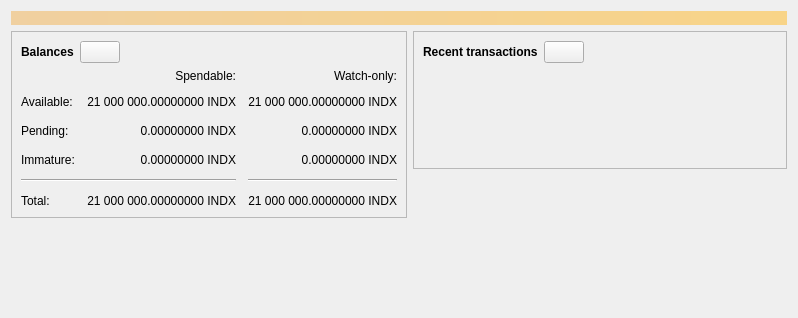
Qt form src/qt/forms/overviewpage.ui (indxcoin/indxcoin) before a commit.
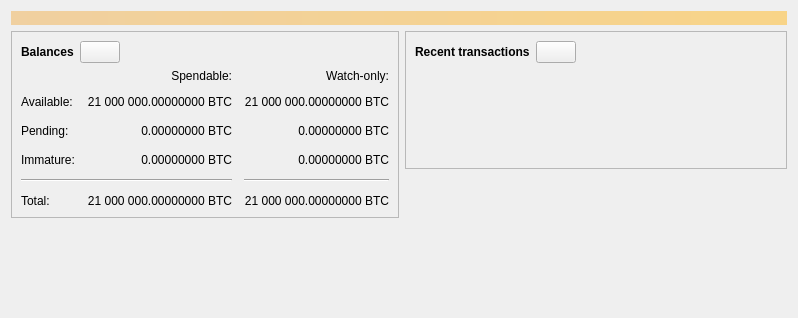
The same form after that commit. Icons and pictures are not drawn. Custom widgets are drawn as their Qt base class.

```diff
--- a/src/qt/forms/overviewpage.ui
+++ b/src/qt/forms/overviewpage.ui
@@ -120,7 +120,7 @@
                <string>Unconfirmed transactions to watch-only addresses</string>
               </property>
               <property name="text">
-               <string notr="true">0.00000000 INDX</string>
+               <string notr="true">0.00000000 BTC</string>
               </property>
               <property name="alignment">
                <set>Qt::AlignRight|Qt::AlignTrailing|Qt::AlignVCenter</set>
@@ -139,7 +139,7 @@
                <string>Total of transactions that have yet to be confirmed, and do not yet count toward the spendable balance</string>
               </property>
               <property name="text">
-               <string notr="true">0.00000000 INDX</string>
+               <string notr="true">0.00000000 BTC</string>
               </property>
               <property name="alignment">
                <set>Qt::AlignRight|Qt::AlignTrailing|Qt::AlignVCenter</set>
@@ -158,7 +158,7 @@
                <string>Mined balance in watch-only addresses that has not yet matured</string>
               </property>
               <property name="text">
-               <string notr="true">0.00000000 INDX</string>
+               <string notr="true">0.00000000 BTC</string>
               </property>
               <property name="alignment">
                <set>Qt::AlignRight|Qt::AlignTrailing|Qt::AlignVCenter</set>
@@ -210,7 +210,7 @@
                <string>Mined balance that has not yet matured</string>
               </property>
               <property name="text">
-               <string notr="true">0.00000000 INDX</string>
+               <string notr="true">0.00000000 BTC</string>
               </property>
               <property name="alignment">
                <set>Qt::AlignRight|Qt::AlignTrailing|Qt::AlignVCenter</set>
@@ -249,7 +249,7 @@
                <string>Your current total balance</string>
               </property>
               <property name="text">
-               <string notr="true">21 000 000.00000000 INDX</string>
+               <string notr="true">21 000 000.00000000 BTC</string>
               </property>
               <property name="alignment">
                <set>Qt::AlignRight|Qt::AlignTrailing|Qt::AlignVCenter</set>
@@ -268,7 +268,7 @@
                <string>Current total balance in watch-only addresses</string>
               </property>
               <property name="text">
-               <string notr="true">21 000 000.00000000 INDX</string>
+               <string notr="true">21 000 000.00000000 BTC</string>
               </property>
               <property name="alignment">
                <set>Qt::AlignRight|Qt::AlignTrailing|Qt::AlignVCenter</set>
@@ -304,7 +304,7 @@
                <string>Your current spendable balance</string>
               </property>
               <property name="text">
-               <string notr="true">21 000 000.00000000 INDX</string>
+               <string notr="true">21 000 000.00000000 BTC</string>
               </property>
               <property name="alignment">
                <set>Qt::AlignRight|Qt::AlignTrailing|Qt::AlignVCenter</set>
@@ -323,7 +323,7 @@
                <string>Your current balance in watch-only addresses</string>
               </property>
               <property name="text">
-               <string notr="true">21 000 000.00000000 INDX</string>
+               <string notr="true">21 000 000.00000000 BTC</string>
               </property>
               <property name="alignment">
                <set>Qt::AlignRight|Qt::AlignTrailing|Qt::AlignVCenter</set>
```
Left out of the diff: 4 changed lines with no effect on the pictures.
